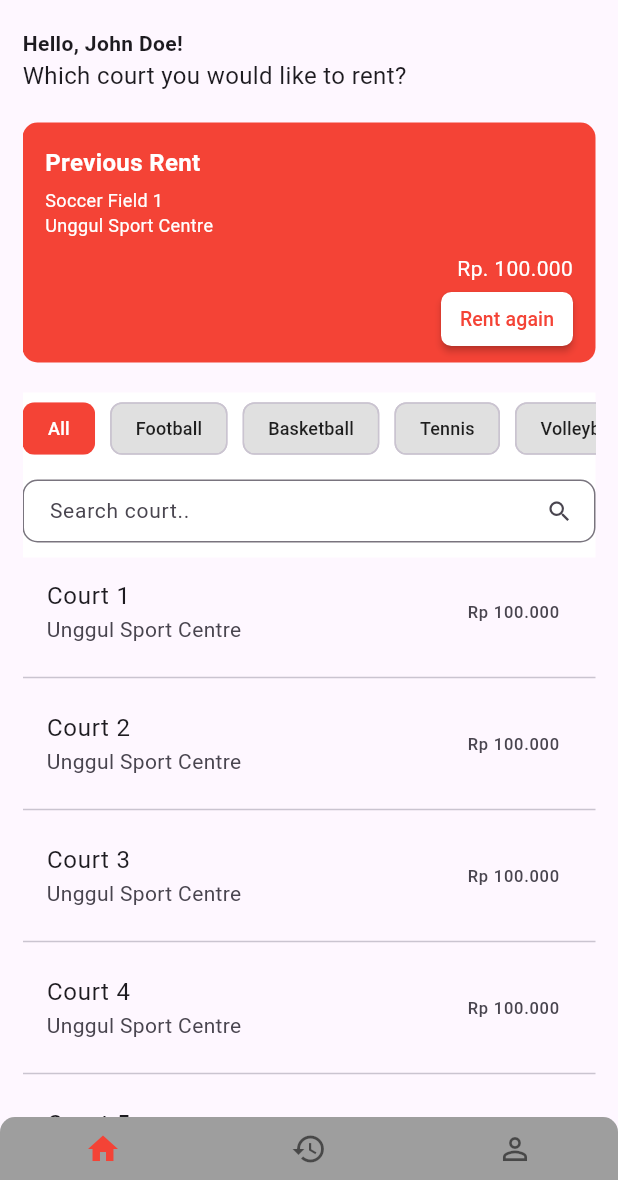
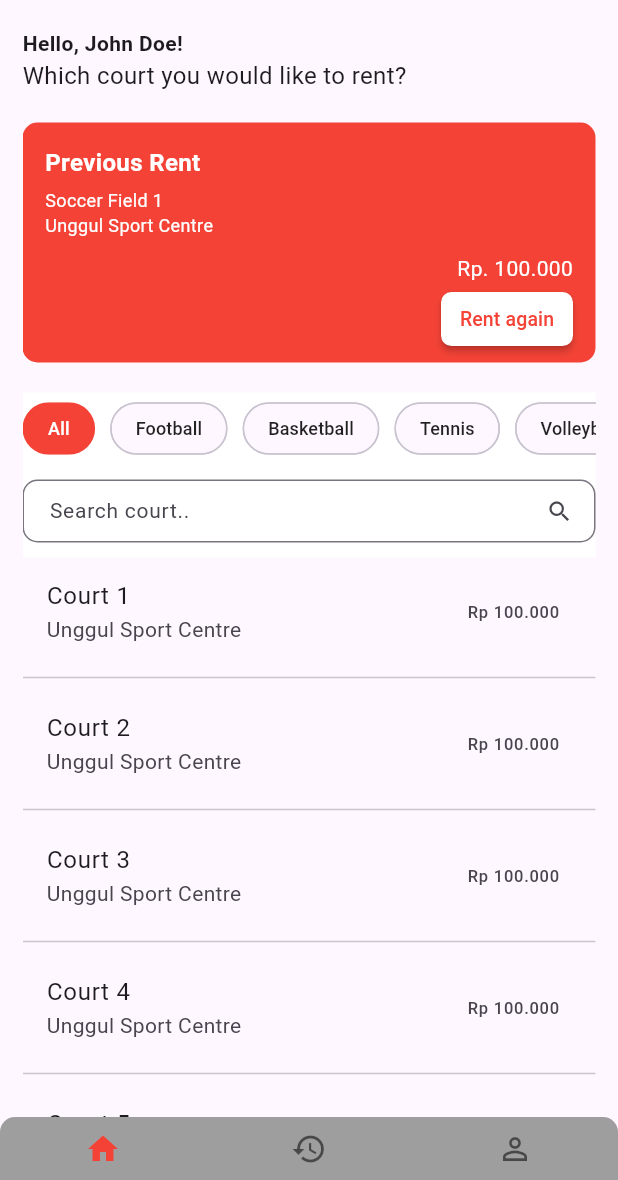
Before and after one commit to bryanfks-dev/Courtly, a Flutter app: the screen it shows after launch, on a phone screen of 412 x 824 dp, the part 56-1236 px from its top. Run offline on Flutter 3.47's test engine with Material 3 defaults, Android fonts, the phone set to English and light mode, and no system bars; drawn by our look-alikes of sticky_headers; our stand-ins replace flutter_svg, vector_graphics.

```diff
--- a/lib/main.dart
+++ b/lib/main.dart
@@ -38,7 +38,7 @@ class _MyApp extends State<MyApp> {
         label: "Home"),
     PageProps(
         appBar: const CenteredAppBar(title: "Order History"),
-        body: const OrderHistoryPage(),
+        body: OrderHistoryPage(),
         icon: const Icon(Icons.history_outlined),
         selectedIcon: const Icon(Icons.history),
         label: "Order History"),
--- a/lib/presentation/pages/home.dart
+++ b/lib/presentation/pages/home.dart
@@ -20,11 +20,8 @@ class HomePage extends StatelessWidget {
   @override
   Widget build(BuildContext context) {
     return SafeArea(
-        child: Padding(
-      padding: const EdgeInsets.only(left: 15, right: 15),
-      child: Stack(
-        children: [
-          SingleChildScrollView(
+      minimum: const EdgeInsets.only(left: 15, right: 15),
+      child: SingleChildScrollView(
         child: Column(
           crossAxisAlignment: CrossAxisAlignment.start,
           children: [
@@ -34,8 +31,7 @@ class HomePage extends StatelessWidget {
               children: [
                 Text(
                   "Hello, John Doe!",
-                      style:
-                          TextStyle(fontWeight: FontWeight.w600, fontSize: 14),
+                  style: TextStyle(fontWeight: FontWeight.w600, fontSize: 14),
                 ),
                 Text(
                   "Which court you would like to rent?",
@@ -68,11 +64,11 @@ class HomePage extends StatelessWidget {
                       crossAxisAlignment: CrossAxisAlignment.start,
                       children: [
                         Text("Soccer Field 1",
-                                style: TextStyle(
-                                    color: Colors.white, fontSize: 12)),
+                            style:
+                                TextStyle(color: Colors.white, fontSize: 12)),
                         Text("Unggul Sport Centre",
-                                style: TextStyle(
-                                    color: Colors.white, fontSize: 12)),
+                            style:
+                                TextStyle(color: Colors.white, fontSize: 12)),
                       ],
                     ),
                     const SizedBox(height: 10),
@@ -110,8 +106,8 @@ class HomePage extends StatelessWidget {
                     children: [
                       ValueListenableBuilder(
                           valueListenable: _selectedChipIndexNotifier,
-                              builder: (BuildContext context,
-                                  int selectedChipIndex, _) {
+                          builder:
+                              (BuildContext context, int selectedChipIndex, _) {
                             return SingleChildScrollView(
                               scrollDirection: Axis.horizontal,
                               child: Row(
@@ -120,21 +116,22 @@ class HomePage extends StatelessWidget {
                                       i < _chipLabelList.length;
                                       i++) ...[
                                     Container(
-                                          margin:
-                                              const EdgeInsets.only(right: 10),
+                                      margin: const EdgeInsets.only(right: 10),
                                       child: ChoiceChip(
+                                        shape: RoundedRectangleBorder(
+                                            borderRadius:
+                                                BorderRadius.circular(20)),
                                         label: Text(_chipLabelList[i],
-                                                style: const TextStyle(
-                                                    fontSize: 12)),
+                                            style:
+                                                const TextStyle(fontSize: 12)),
                                         labelStyle: TextStyle(
                                             color: selectedChipIndex == i
                                                 ? Colors.white
                                                 : Colors.black87),
-                                            color:
-                                                MaterialStateColor.resolveWith(
+                                        color: MaterialStateColor.resolveWith(
                                             (states) {
                                           if (selectedChipIndex != i) {
-                                                return Colors.grey.shade300;
+                                            return Colors.transparent;
                                           }
 
                                           return Colors.red;
@@ -147,8 +144,7 @@ class HomePage extends StatelessWidget {
                                           }
 
                                           // Set the selected chip index.
-                                              _selectedChipIndexNotifier.value =
-                                                  i;
+                                          _selectedChipIndexNotifier.value = i;
                                         },
                                       ),
                                     )
@@ -197,9 +193,7 @@ class HomePage extends StatelessWidget {
                     itemCount: 10))
           ],
         ),
-          )
-        ],
       ),
-    ));
+    );
   }
 }
```
Also changed, not shown: lib/presentation/pages/order_history.dart (+86 -2 lines). Lines whose indentation alone changed are shown as unchanged.
